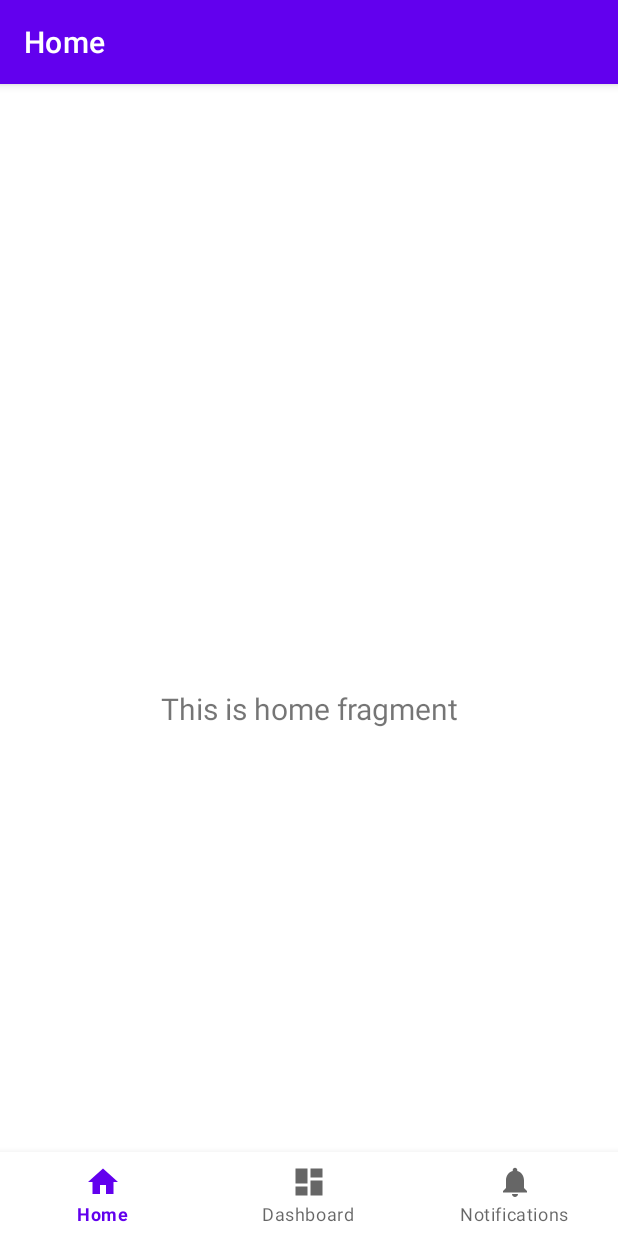
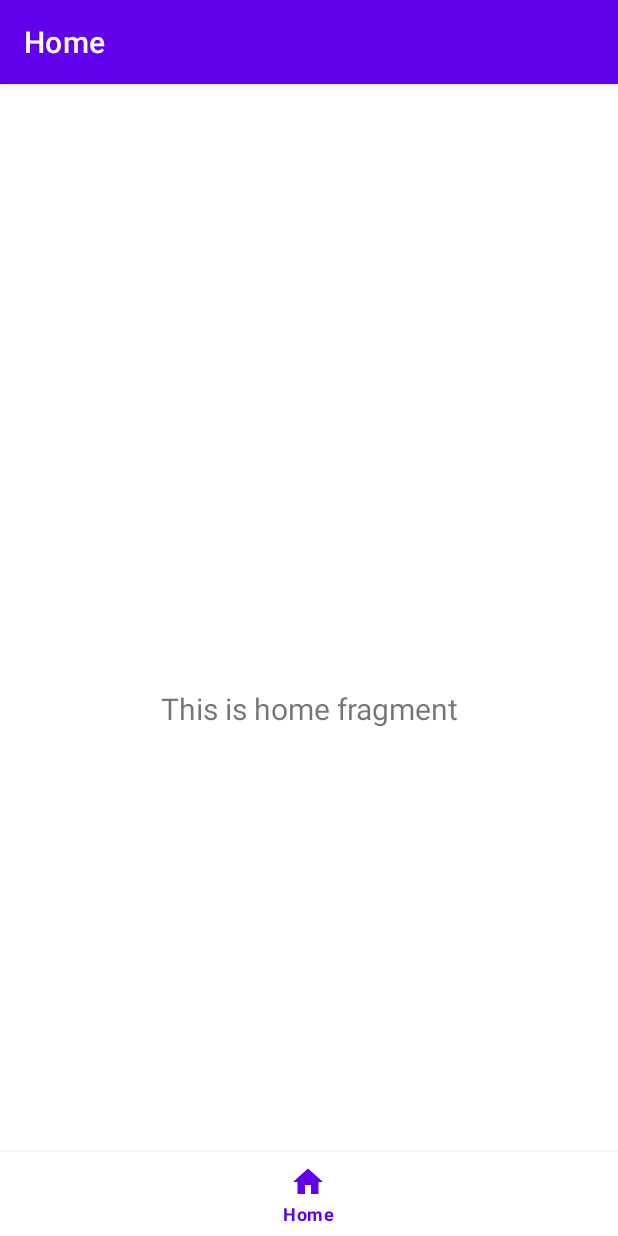
Before and after one commit to zZagro/ShitChat, an Android app: the screen it shows after launch (MainActivity), on a phone screen of 412 x 824 dp. Run offline under Robolectric (Android 15) with nearby library versions, the phone set to English and light mode, and no system bars; our stand-ins replace navigation-ui; 2 statements that could not run were skipped.

Commit message:
I hate this fucking language.

```diff
--- a/app/src/main/res/layout/fragment_dashboard.xml
+++ b/app/src/main/res/layout/fragment_direct.xml
@@ -3,11 +3,10 @@
     xmlns:app="http://schemas.android.com/apk/res-auto"
     xmlns:tools="http://schemas.android.com/tools"
     android:layout_width="match_parent"
-    android:layout_height="match_parent"
-    tools:context=".ui.dashboard.DashboardFragment">
+    android:layout_height="match_parent">
 
     <TextView
-        android:id="@+id/text_dashboard"
+        android:id="@+id/text_direct"
         android:layout_width="match_parent"
         android:layout_height="wrap_content"
         android:layout_marginStart="8dp"
@@ -19,4 +18,5 @@
         app:layout_constraintEnd_toEndOf="parent"
         app:layout_constraintStart_toStartOf="parent"
         app:layout_constraintTop_toTopOf="parent" />
+
 </androidx.constraintlayout.widget.ConstraintLayout>
--- a/app/src/main/res/menu/bottom_nav_menu.xml
+++ b/app/src/main/res/menu/bottom_nav_menu.xml
@@ -6,14 +6,4 @@
         android:icon="@drawable/ic_home_black_24dp"
         android:title="@string/title_home" />
 
-    <item
-        android:id="@+id/navigation_dashboard"
-        android:icon="@drawable/ic_dashboard_black_24dp"
-        android:title="@string/title_dashboard" />
-
-    <item
-        android:id="@+id/navigation_notifications"
-        android:icon="@drawable/ic_notifications_black_24dp"
-        android:title="@string/title_notifications" />
-
 </menu>
--- a/app/src/main/res/navigation/mobile_navigation.xml
+++ b/app/src/main/res/navigation/mobile_navigation.xml
@@ -12,14 +12,7 @@
         tools:layout="@layout/fragment_home" />
 
     <fragment
-        android:id="@+id/navigation_dashboard"
-        android:name="de.zagro.shitchat.ui.dashboard.DashboardFragment"
-        android:label="@string/title_dashboard"
-        tools:layout="@layout/fragment_dashboard" />
-
-    <fragment
-        android:id="@+id/navigation_notifications"
-        android:name="de.zagro.shitchat.ui.notifications.NotificationsFragment"
-        android:label="@string/title_notifications"
-        tools:layout="@layout/fragment_notifications" />
+        android:id="@+id/navigation_direct"
+        android:label="@string/title_direct"
+        tools:layout="@layout/fragment_direct" />
 </navigation>
--- a/app/src/main/res/values/strings.xml
+++ b/app/src/main/res/values/strings.xml
@@ -1,6 +1,7 @@
 <resources>
     <string name="app_name">ShitChat</string>
     <string name="title_home">Home</string>
-    <string name="title_dashboard">Dashboard</string>
-    <string name="title_notifications">Notifications</string>
+    <string name="title_direct">Direct</string>
+    <string name="title_groups">Groups</string>
+    <string name="title_settings">Settings</string>
 </resources>
```
Also changed, not shown: app/src/main/java/de/zagro/shitchat/ui/dashboard/DashboardFragment.java (deleted, +0 -37 lines), app/src/main/java/de/zagro/shitchat/ui/dashboard/DashboardViewModel.java (deleted, +0 -19 lines), app/src/main/java/de/zagro/shitchat/ui/notifications/NotificationsFragment.java (deleted, +0 -37 lines), app/src/main/java/de/zagro/shitchat/ui/notifications/NotificationsViewModel.java (deleted, +0 -19 lines), app/src/main/res/layout/fragment_notifications.xml (deleted, +0 -22 lines).
